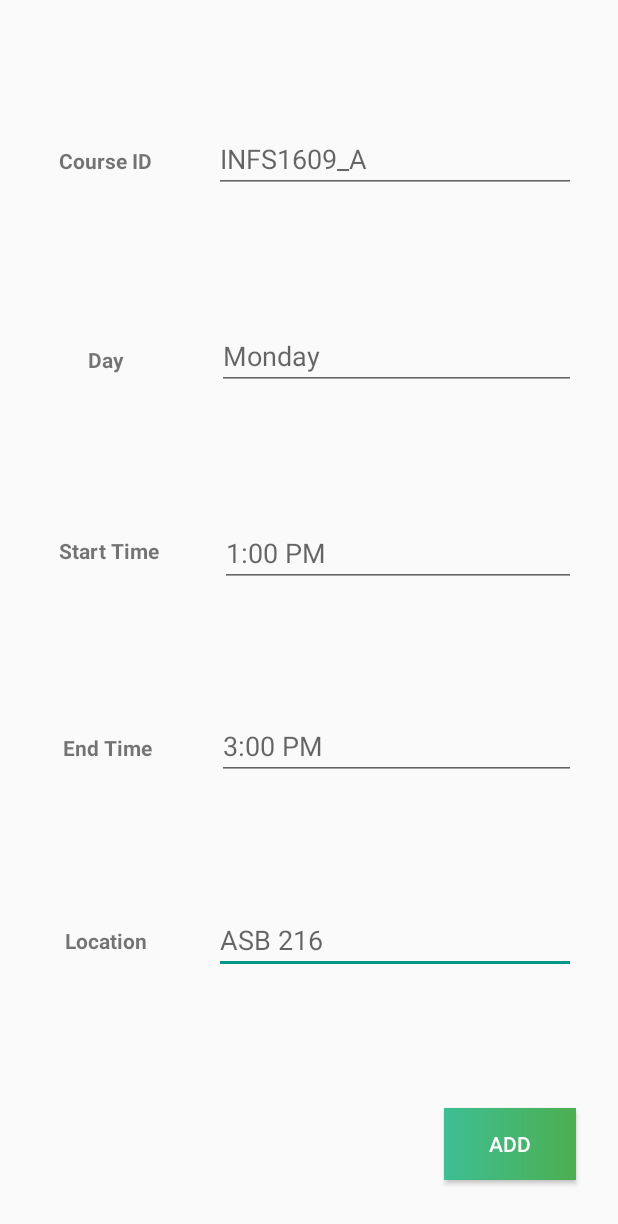
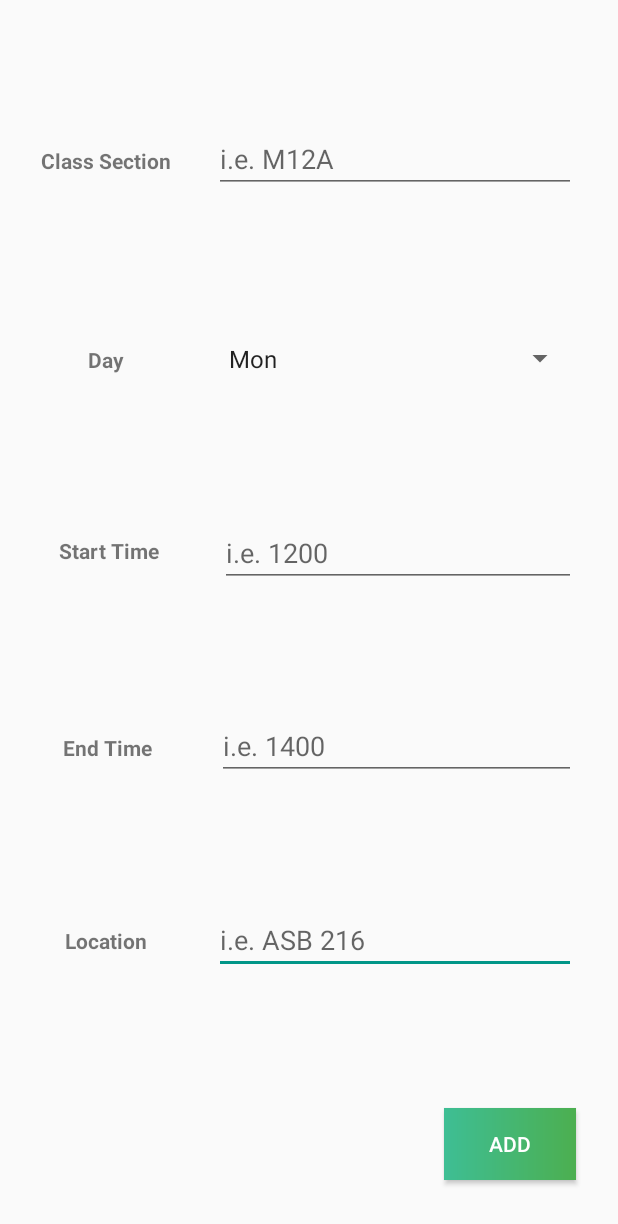
Before and after one commit to Shnooky/TutorApp, an Android app: the ClassAdder screen opened directly, with no data from a screen before it, on a phone screen of 412 x 824 dp. Shown: the top 1224 px of the screen. Run offline under Robolectric (Android 15) with nearby library versions, the phone set to English and light mode, and no system bars.

Commit message:
More UI stuff

```diff
--- a/app/src/main/java/com/example/xwc/tutorapp/Controllers/ClassAdder.java
+++ b/app/src/main/java/com/example/xwc/tutorapp/Controllers/ClassAdder.java
@@ -25,7 +25,7 @@ public class ClassAdder extends AppCompatActivity {
     private EditText txtCourse;
     private EditText txtStartTime;
     private EditText txtEndTime;
-    private EditText txtDay;
+    private Spinner txtDay;
     private EditText txtLocation;
     private Button btnDelete;
 
@@ -40,7 +40,13 @@ public class ClassAdder extends AppCompatActivity {
         txtCourse = (EditText) findViewById(R.id.txtCourse);
         txtStartTime = (EditText) findViewById(R.id.txtStartTime);
         txtEndTime = (EditText) findViewById(R.id.txtEndTime);
-        txtDay = (EditText) findViewById(R.id.txtDay);
+        txtDay = (Spinner) findViewById(R.id.txtDay);
+
+        ArrayAdapter<String> adapter = new ArrayAdapter<String>(this,
+                android.R.layout.simple_spinner_item, new String[] {
+                "Mon", "Tue", "Wed", "Thu", "Fri"
+        });
+        txtDay.setAdapter(adapter);
         txtLocation = (EditText) findViewById(R.id.txtLocation);
 
         Button add_class_button = (Button) findViewById(R.id.btnAddNewClass);
@@ -52,7 +58,7 @@ public class ClassAdder extends AppCompatActivity {
             public void onClick(View v) {
                 ContentValues insertValues = new ContentValues();
                 insertValues.put(DBOpenHelper.CLASSES_CLASS_ID, txtCourse.getText().toString());
-                insertValues.put(DBOpenHelper.CLASSES_DAY, txtDay.getText().toString());
+                insertValues.put(DBOpenHelper.CLASSES_DAY, txtDay.getSelectedItem().toString());
                 insertValues.put(DBOpenHelper.CLASSES_ENDTIME, txtEndTime.getText().toString());
                 insertValues.put(DBOpenHelper.CLASSES_STARTTIME, txtStartTime.getText().toString());
                 insertValues.put(DBOpenHelper.CLASSES_LOCATION, txtLocation.getText().toString());
@@ -88,7 +94,8 @@ public class ClassAdder extends AppCompatActivity {
             updating_class_id = intent.getStringExtra("CLASSID");
             // Fill in data from DB
             txtCourse.setText(intent.getStringExtra("CLASSID"));
-            txtDay.setText(intent.getStringExtra("DAY"));
+            int getIndex = determineDay(intent.getStringExtra("DAY"));
+            txtDay.setSelection(getIndex);
             txtStartTime.setText(intent.getStringExtra("STARTTIME"));
             txtEndTime.setText(intent.getStringExtra("ENDTIME"));
             txtLocation.setText(intent.getStringExtra("LOCATION"));
@@ -100,4 +107,26 @@ public class ClassAdder extends AppCompatActivity {
         }
 
     }
+
+    private int determineDay(String day) {
+        int returnDay = 0;
+        switch (day) {
+            case "Mon":
+                returnDay=0;
+                break;
+            case "Tue":
+                returnDay=1;
+                break;
+            case "Wed":
+                returnDay=2;
+                break;
+            case "Thu":
+                returnDay=3;
+                break;
+            case "Fri":
+                returnDay=4;
+                break;
+        }
+        return returnDay;
+    }
 }
--- a/app/src/main/res/layout/class_edit_activity.xml
+++ b/app/src/main/res/layout/class_edit_activity.xml
@@ -18,7 +18,9 @@
         app:layout_constraintRight_toLeftOf="@+id/txtLocation"
         app:layout_constraintHorizontal_bias="0.487"
         app:layout_constraintTop_toTopOf="@+id/txtLocation"
-        android:layout_marginTop="8dp" />
+        android:layout_marginTop="8dp"
+        android:layout_marginStart="8dp"
+        android:layout_marginEnd="8dp"/>
 
     <TextView
         android:id="@+id/textView11"
@@ -32,7 +34,9 @@
         app:layout_constraintRight_toLeftOf="@+id/txtEndTime"
         app:layout_constraintHorizontal_bias="0.487"
         app:layout_constraintTop_toTopOf="@+id/txtEndTime"
-        android:layout_marginTop="8dp" />
+        android:layout_marginTop="8dp"
+        android:layout_marginStart="8dp"
+        android:layout_marginEnd="8dp"/>
 
     <TextView
         android:id="@+id/textView7"
@@ -46,7 +50,9 @@
         app:layout_constraintLeft_toLeftOf="parent"
         app:layout_constraintRight_toLeftOf="@+id/txtStartTime"
         app:layout_constraintTop_toTopOf="@+id/txtStartTime"
-        android:layout_marginTop="8dp" />
+        android:layout_marginTop="8dp"
+        android:layout_marginStart="8dp"
+        android:layout_marginEnd="8dp"/>
 
     <TextView
         android:id="@+id/textView6"
@@ -60,7 +66,9 @@
         app:layout_constraintRight_toLeftOf="@+id/txtDay"
         app:layout_constraintHorizontal_bias="0.487"
         app:layout_constraintTop_toTopOf="@+id/txtDay"
-        android:layout_marginTop="12dp" />
+        android:layout_marginTop="12dp"
+        android:layout_marginStart="8dp"
+        android:layout_marginEnd="8dp"/>
 
     <Button
         android:background="@drawable/gradient_lightrose"
@@ -72,7 +80,8 @@
         android:layout_marginLeft="29dp"
         android:text="Delete"
         app:layout_constraintBottom_toBottomOf="parent"
-        app:layout_constraintLeft_toLeftOf="parent" />
+        app:layout_constraintLeft_toLeftOf="parent"
+        android:layout_marginStart="29dp"/>
 
     <EditText
         android:id="@+id/txtLocation"
@@ -81,14 +90,13 @@
         android:layout_marginEnd="28dp"
 
         android:layout_marginRight="28dp"
-        android:layout_marginStart="28dp"
 
-        android:hint="ASB 216"
+        android:hint="i.e. ASB 216"
         android:inputType="textPersonName"
         app:layout_constraintBottom_toTopOf="@+id/btnAddNewClass"
         app:layout_constraintRight_toRightOf="parent"
         app:layout_constraintTop_toBottomOf="@+id/txtEndTime"
-        tools:layout_editor_absoluteX="115dp" />
+        />
 
     <EditText
         android:id="@+id/txtEndTime"
@@ -97,14 +105,13 @@
         android:layout_marginEnd="28dp"
 
 
-        android:layout_marginRight="27dp"
-        android:layout_marginStart="28dp"
-        android:hint="3:00 PM"
+        android:layout_marginRight="28dp"
+        android:hint="i.e. 1400"
         android:inputType="textPersonName"
         app:layout_constraintBottom_toTopOf="@+id/txtLocation"
         app:layout_constraintRight_toRightOf="parent"
         app:layout_constraintTop_toBottomOf="@+id/txtStartTime"
-        tools:layout_editor_absoluteX="118dp" />
+        />
 
     <EditText
         android:id="@+id/txtStartTime"
@@ -114,30 +121,14 @@
         android:layout_marginEnd="28dp"
 
         android:layout_marginRight="28dp"
-        android:layout_marginStart="28dp"
 
-        android:hint="1:00 PM"
+        android:hint="i.e. 1200"
 
         android:inputType="textPersonName"
         app:layout_constraintBottom_toTopOf="@+id/txtEndTime"
         app:layout_constraintRight_toRightOf="parent"
         app:layout_constraintTop_toBottomOf="@+id/txtDay"
-        tools:layout_editor_absoluteX="119dp" />
-
-    <EditText
-        android:id="@+id/txtDay"
-        android:layout_width="239dp"
-        android:layout_height="42dp"
-        android:layout_marginEnd="28dp"
-
-        android:layout_marginRight="28dp"
-        android:layout_marginStart="28dp"
-        android:hint="Monday"
-        android:inputType="textPersonName"
-        app:layout_constraintBottom_toTopOf="@+id/txtStartTime"
-        app:layout_constraintRight_toRightOf="parent"
-        app:layout_constraintTop_toBottomOf="@+id/txtCourse"
-        tools:layout_editor_absoluteX="117dp" />
+        />
 
     <EditText
         android:id="@+id/txtCourse"
@@ -146,13 +137,12 @@
         android:layout_marginEnd="28dp"
 
         android:layout_marginRight="28dp"
-        android:layout_marginStart="28dp"
-        android:hint="INFS1609_A"
+        android:hint="i.e. M12A"
         android:inputType="textPersonName"
         app:layout_constraintBottom_toTopOf="@+id/txtDay"
         app:layout_constraintRight_toRightOf="parent"
         app:layout_constraintTop_toTopOf="parent"
-        tools:layout_editor_absoluteX="115dp" />
+        />
 
     <Button
         android:background="@drawable/gradient_lightrose"
@@ -164,7 +154,8 @@
         android:layout_marginRight="28dp"
         app:layout_constraintRight_toRightOf="parent"
         app:layout_constraintBottom_toBottomOf="parent"
-        android:layout_marginBottom="37dp" />
+        android:layout_marginBottom="37dp"
+        android:layout_marginEnd="28dp"/>
 
     <TextView
         android:id="@+id/textView3"
@@ -172,12 +163,25 @@
         android:layout_height="wrap_content"
         android:layout_marginLeft="8dp"
         android:layout_marginRight="8dp"
-        android:text="Course ID"
+        android:layout_marginTop="8dp"
+        android:text="Class Section"
         android:textStyle="bold"
+        app:layout_constraintHorizontal_bias="0.487"
         app:layout_constraintLeft_toLeftOf="parent"
         app:layout_constraintRight_toLeftOf="@+id/txtCourse"
-        app:layout_constraintHorizontal_bias="0.487"
         app:layout_constraintTop_toTopOf="@+id/txtCourse"
-        android:layout_marginTop="8dp" />
+        android:layout_marginStart="8dp"
+        android:layout_marginEnd="8dp"/>
+
+    <Spinner
+        android:id="@+id/txtDay"
+        android:layout_width="239dp"
+        android:layout_height="42dp"
+        android:layout_marginEnd="28dp"
+        android:layout_marginRight="28dp"
+        android:inputType="textPersonName"
+        app:layout_constraintBottom_toTopOf="@+id/txtStartTime"
+        app:layout_constraintRight_toRightOf="parent"
+        app:layout_constraintTop_toBottomOf="@+id/txtCourse"/>
 
 </android.support.constraint.ConstraintLayout>
```
Also changed, not shown: app/src/main/res/layout/class_menu.xml (+38 -25 lines), app/src/main/res/drawable/classroom.png (added).
